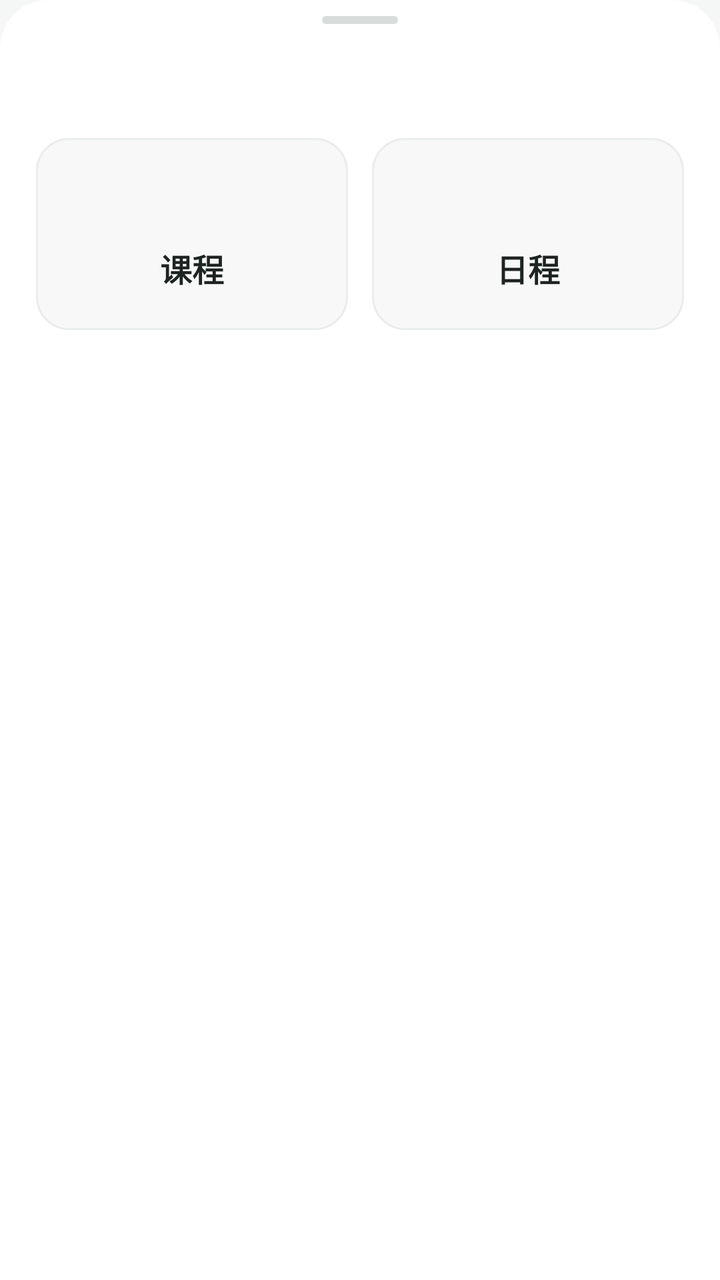
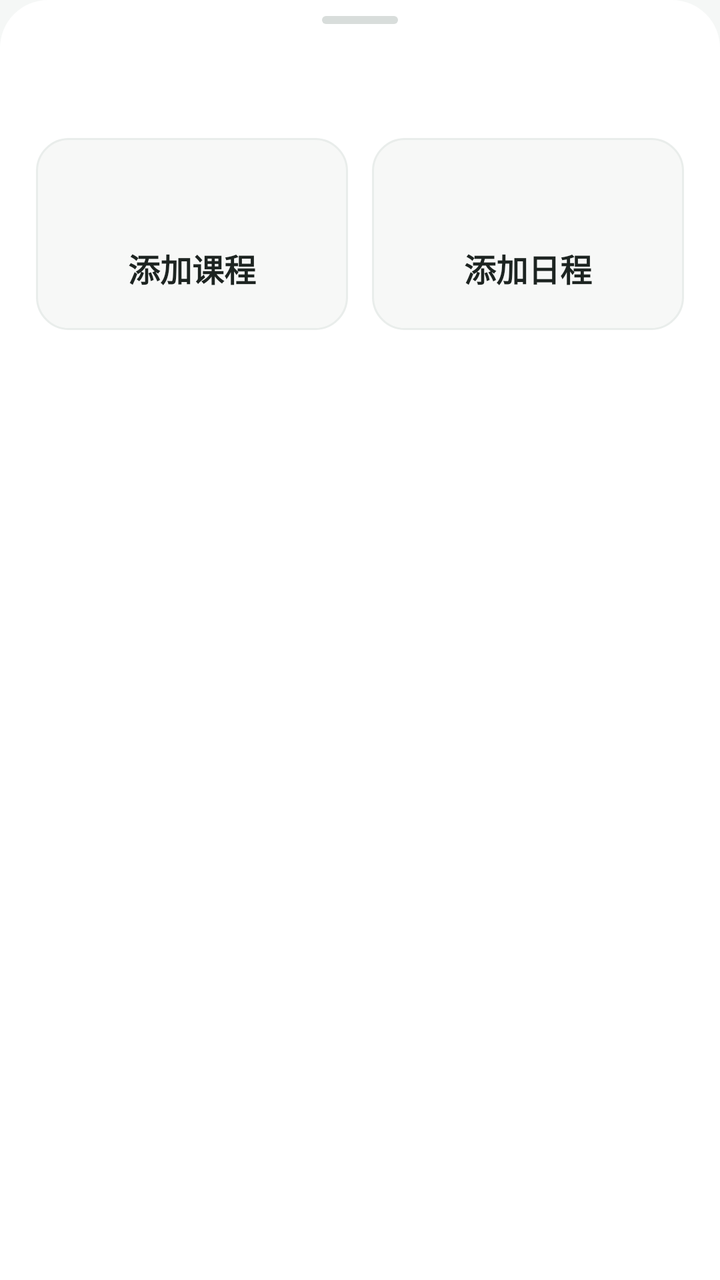

Screens rendered from an Android XML layout before and after an edit, with the pre-edit source and the edit as a unified diff.
<!-- AndroidManifest.xml: application theme Theme.Zhusijiao -->
<!-- res/layout/dialog_add_entry.xml -->
<?xml version="1.0" encoding="utf-8"?>
<LinearLayout xmlns:android="http://schemas.android.com/apk/res/android"
    android:layout_width="match_parent"
    android:layout_height="wrap_content"
    android:background="@drawable/bg_sheet"
    android:orientation="vertical"
    style="@style/SheetRoot">

    <View style="@style/SheetHandle" />

    <TextView
        android:id="@+id/addEntryTitle"
        style="@style/SheetTitle" />

    <LinearLayout
        android:layout_width="match_parent"
        android:layout_height="wrap_content"
        android:layout_marginTop="20dp"
        android:baselineAligned="false"
        android:orientation="horizontal">

        <LinearLayout
            android:id="@+id/addEntryCourse"
            android:layout_width="0dp"
            android:layout_height="wrap_content"
            android:layout_weight="1"
            android:background="@drawable/bg_choice_tile"
            android:clickable="true"
            android:focusable="true"
            android:gravity="center"
            android:minHeight="96dp"
            android:orientation="vertical"
            android:stateListAnimator="@animator/press_scale">

            <View
                android:id="@+id/addEntryCourseSwatch"
                android:layout_width="36dp"
                android:layout_height="24dp" />

            <TextView
                android:layout_width="wrap_content"
                android:layout_height="wrap_content"
                android:layout_marginTop="10dp"
                android:text="@string/add_entry_course"
                android:textColor="@color/text_primary"
                android:textSize="@dimen/text_subtitle"
                android:textStyle="bold" />
        </LinearLayout>

        <LinearLayout
            android:id="@+id/addEntryEvent"
            android:layout_width="0dp"
            android:layout_height="wrap_content"
            android:layout_marginStart="12dp"
            android:layout_weight="1"
            android:background="@drawable/bg_choice_tile"
            android:clickable="true"
            android:focusable="true"
            android:gravity="center"
            android:minHeight="96dp"
            android:orientation="vertical"
            android:stateListAnimator="@animator/press_scale">

            <View
                android:id="@+id/addEntryEventSwatch"
                android:layout_width="36dp"
                android:layout_height="24dp" />

            <TextView
                android:layout_width="wrap_content"
                android:layout_height="wrap_content"
                android:layout_marginTop="10dp"
                android:text="@string/add_entry_event"
                android:textColor="@color/text_primary"
                android:textSize="@dimen/text_subtitle"
                android:textStyle="bold" />
        </LinearLayout>
    </LinearLayout>
</LinearLayout>
<!-- resources referenced by this layout -->
<resources>
  <color name="text_primary">#1d2421</color>
  <dimen name="text_subtitle">16sp</dimen>
  <!-- drawable bg_choice_tile (drawable) -->
  <?xml version="1.0" encoding="utf-8"?>
  <selector xmlns:android="http://schemas.android.com/apk/res/android">
      <item android:state_pressed="true">
          <shape android:shape="rectangle">
              <solid android:color="@color/accent_soft" />
              <stroke android:width="1dp" android:color="@color/card_border_active" />
              <corners android:radius="@dimen/radius_lg" />
          </shape>
      </item>
      <item>
          <shape android:shape="rectangle">
              <solid android:color="@color/background_alt" />
              <stroke android:width="1dp" android:color="@color/line" />
              <corners android:radius="@dimen/radius_lg" />
          </shape>
      </item>
  </selector>
  <!-- drawable bg_sheet (drawable) -->
  <?xml version="1.0" encoding="utf-8"?>
  
  <shape xmlns:android="http://schemas.android.com/apk/res/android" android:shape="rectangle">
      <solid android:color="@color/surface" />
      <corners android:topLeftRadius="@dimen/radius_xl" android:topRightRadius="@dimen/radius_xl" />
  </shape>
  <string name="add_entry_course">课程</string>
  <string name="add_entry_event">日程</string>
  <style name="SheetHandle">
          <item name="android:layout_width">38dp</item>
          <item name="android:layout_height">4dp</item>
          <item name="android:layout_gravity">center_horizontal</item>
          <item name="android:layout_marginBottom">16dp</item>
          <item name="android:background">@drawable/bg_sheet_handle</item>
      </style>
  <style name="SheetRoot">
          <item name="android:paddingStart">18dp</item>
          <item name="android:paddingTop">8dp</item>
          <item name="android:paddingEnd">18dp</item>
          <item name="android:paddingBottom">16dp</item>
      </style>
  <style name="SheetTitle">
          <item name="android:layout_width">match_parent</item>
          <item name="android:layout_height">wrap_content</item>
          <item name="android:gravity">center</item>
          <item name="android:includeFontPadding">false</item>
          <item name="android:maxLines">1</item>
          <item name="android:ellipsize">end</item>
          <item name="android:textColor">@color/text_primary</item>
          <item name="android:textSize">@dimen/text_title</item>
          <item name="android:textStyle">bold</item>
      </style>
  <color name="accent_soft">#e4f0ec</color>
  <color name="card_border_active">#b7d2c8</color>
  <dimen name="radius_lg">16dp</dimen>
  <color name="background_alt">#f7f8f7</color>
  <color name="line">#e9edeb</color>
  <color name="surface">#ffffff</color>
  <dimen name="radius_xl">24dp</dimen>
  <!-- drawable bg_sheet_handle (drawable) -->
  <?xml version="1.0" encoding="utf-8"?>
  
  <shape xmlns:android="http://schemas.android.com/apk/res/android" android:shape="rectangle">
      <solid android:color="@color/sheet_handle" />
      <corners android:radius="4dp" />
  </shape>
  <dimen name="text_title">18sp</dimen>
  <color name="accent">#2f7d68</color>
  <color name="text_secondary">#5f6965</color>
  <color name="background">#f5f7f6</color>
  <style name="Theme.Zhusijiao.Dialog" parent="Theme.AppCompat.Light.Dialog.Alert">
          <item name="colorAccent">@color/accent</item>
          <item name="android:textColorPrimary">@color/text_primary</item>
          <item name="buttonBarPositiveButtonStyle">@style/DialogButton</item>
          <item name="buttonBarNegativeButtonStyle">@style/DialogButton</item>
          <item name="buttonBarNeutralButtonStyle">@style/DialogButton</item>
      </style>
  <color name="sheet_handle">#d8dddb</color>
  <style name="DialogButton" parent="Widget.AppCompat.Button.ButtonBar.AlertDialog">
          <item name="android:textColor">@color/accent</item>
          <item name="android:textStyle">bold</item>
      </style>
  <!-- unchanged entries left out for length: 1 -->
</resources>

<!-- the commit's change to res/layout/dialog_add_entry.xml (unified diff, before → after) -->
@@ -12,7 +12,12 @@
         android:id="@+id/addEntryTitle"
         style="@style/SheetTitle" />
 
-    <LinearLayout
+    <include layout="@layout/include_add_entry_choices" />
+</LinearLayout>
+<!-- res/layout/include_add_entry_choices.xml (included above) -->
+<?xml version="1.0" encoding="utf-8"?>
+
+<LinearLayout xmlns:android="http://schemas.android.com/apk/res/android"
         android:layout_width="match_parent"
         android:layout_height="wrap_content"
         android:layout_marginTop="20dp"
@@ -41,7 +46,7 @@
                 android:layout_width="wrap_content"
                 android:layout_height="wrap_content"
                 android:layout_marginTop="10dp"
-                android:text="@string/add_entry_course"
+                android:text="@string/course_new_title"
                 android:textColor="@color/text_primary"
                 android:textSize="@dimen/text_subtitle"
                 android:textStyle="bold" />
@@ -70,10 +75,9 @@
                 android:layout_width="wrap_content"
                 android:layout_height="wrap_content"
                 android:layout_marginTop="10dp"
-                android:text="@string/add_entry_event"
+                android:text="@string/event_new_title"
                 android:textColor="@color/text_primary"
                 android:textSize="@dimen/text_subtitle"
                 android:textStyle="bold" />
         </LinearLayout>
     </LinearLayout>
-</LinearLayout>
<!-- resource entries referenced after the edit -->
@@ -27,8 +27,8 @@
       <solid android:color="@color/surface" />
       <corners android:topLeftRadius="@dimen/radius_xl" android:topRightRadius="@dimen/radius_xl" />
   </shape>
-  <string name="add_entry_course">课程</string>
-  <string name="add_entry_event">日程</string>
+  <string name="course_new_title">添加课程</string>
+  <string name="event_new_title">添加日程</string>
   <style name="SheetHandle">
           <item name="android:layout_width">38dp</item>
           <item name="android:layout_height">4dp</item>
